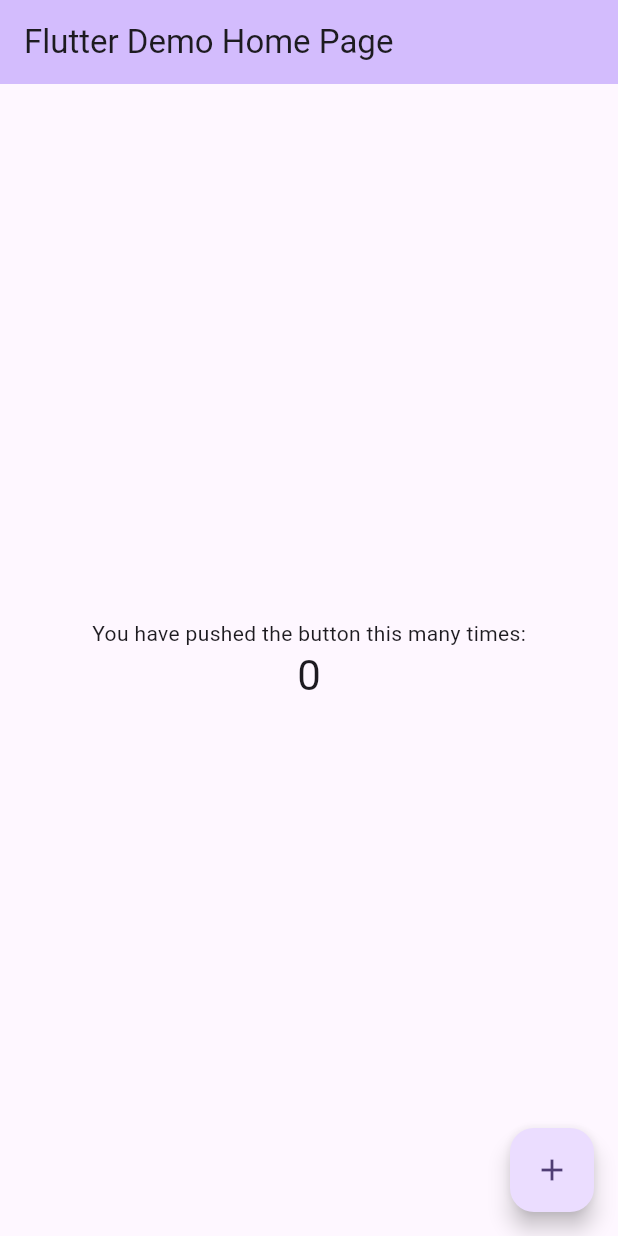
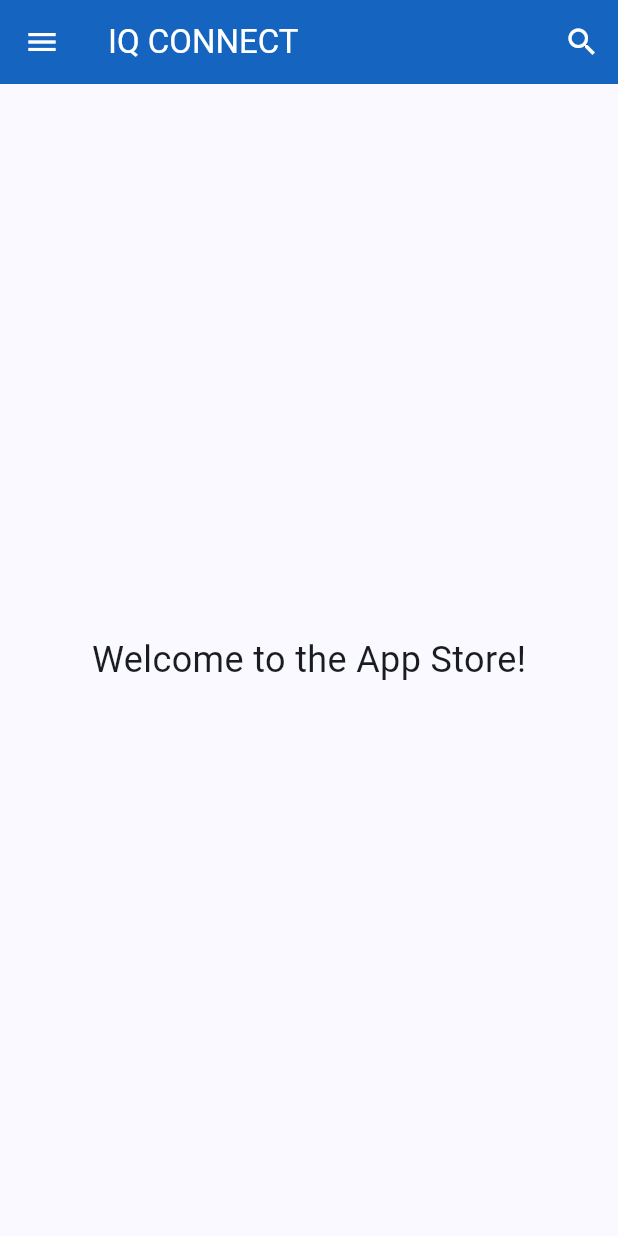
Before and after one commit to could-ai/019a20bf-06d7-7e57-9c51-287e8f6d072b, a Flutter app: the screen it shows after launch, on a phone screen of 412 x 824 dp. Run offline on Flutter 3.47's test engine with Material 3 defaults, Android fonts, the phone set to English and light mode, and no system bars.

Commit message:
Updated the project name to `iq_connect` and provided a more descriptive project description to align with the user's request for the "IQ CONNECT" app store. This change ensures the project's metadata accurately reflects its purpose.; I have completely revamped the main application file to establish the foundation for the "IQ CONNECT" app store. The default counter application has been removed and replaced with a new root widget, `IQConnectApp`. This file now sets up the `MaterialApp` with the title 'IQ CONNECT', disables the debug banner, and configures both light and dark themes using a separate theme file. The initial screen is set to a new `SplashScreen`, providing a professional entry point to the application.; Created a new splash screen to serve as the initial loading page for the "IQ CONNECT" app. This screen displays the app's name and a placeholder logo with a modern gradient background. It automatically navigates to the `HomeScreen` after a 3-second delay, providing a professional and branded startup experience as requested.; I've created the initial `HomeScreen` which will serve as the main app browsing interface. It features a clean `AppBar` with the "IQ CONNECT" title and a search icon. For navigation, a `Drawer` has been added with placeholder categories like Games, Apps, Entertainment, and Education, setting up the basic structure for app discovery. The body currently displays a welcome message, which will later be replaced with dynamic content like featured apps.; To meet the design requirements, I've created a dedicated theme file. This file defines both a `lightTheme` and a `darkTheme` for the application, using professional blue tones as requested. The themes are configured with modern UI elements like rounded corners for cards and buttons, ensuring a consistent and visually appealing design language across the entire app, fulfilling the "futuristic design" specification.

```diff
--- a/usr/lib/main.dart
+++ b/usr/lib/main.dart
@@ -1,120 +1,23 @@
 import 'package:flutter/material.dart';
+import 'package:iq_connect/screens/splash_screen.dart';
+import 'package:iq_connect/theme/app_theme.dart';
 
 void main() {
-  runApp(const MyApp());
+  runApp(const IQConnectApp());
 }
 
-class MyApp extends StatelessWidget {
-  const MyApp({super.key});
+class IQConnectApp extends StatelessWidget {
+  const IQConnectApp({super.key});
 
-  // This widget is the root of your application.
   @override
   Widget build(BuildContext context) {
     return MaterialApp(
-      title: 'Flutter Demo',
+      title: 'IQ CONNECT',
       debugShowCheckedModeBanner: false,
-      theme: ThemeData(
-        // This is the theme of your application.
-        //
-        // TRY THIS: Try running your application with "flutter run". You'll see
-        // the application has a purple toolbar. Then, without quitting the app,
-        // try changing the seedColor in the colorScheme below to Colors.green
-        // and then invoke "hot reload" (save your changes or press the "hot
-        // reload" button in a Flutter-supported IDE, or press "r" if you used
-        // the command line to start the app).
-        //
-        // Notice that the counter didn't reset back to zero; the application
-        // state is not lost during the reload. To reset the state, use hot
-        // restart instead.
-        //
-        // This works for code too, not just values: Most code changes can be
-        // tested with just a hot reload.
-        colorScheme: ColorScheme.fromSeed(seedColor: Colors.deepPurple),
-      ),
-      home: const MyHomePage(title: 'Flutter Demo Home Page'),
+      theme: AppTheme.lightTheme(),
+      darkTheme: AppTheme.darkTheme(),
+      themeMode: ThemeMode.system, // Automatically switch between light and dark theme
+      home: const SplashScreen(),
     );
   }
 }
-
-class MyHomePage extends StatefulWidget {
-  const MyHomePage({super.key, required this.title});
-
-  // This widget is the home page of your application. It is stateful, meaning
-  // that it has a State object (defined below) that contains fields that affect
-  // how it looks.
-
-  // This class is the configuration for the state. It holds the values (in this
-  // case the title) provided by the parent (in this case the App widget) and
-  // used by the build method of the State. Fields in a Widget subclass are
-  // always marked "final".
-
-  final String title;
-
-  @override
-  State<MyHomePage> createState() => _MyHomePageState();
-}
-
-class _MyHomePageState extends State<MyHomePage> {
-  int _counter = 0;
-
-  void _incrementCounter() {
-    setState(() {
-      // This call to setState tells the Flutter framework that something has
-      // changed in this State, which causes it to rerun the build method below
-      // so that the display can reflect the updated values. If we changed
-      // _counter without calling setState(), then the build method would not be
-      // called again, and so nothing would appear to happen.
-      _counter++;
-    });
-  }
-
-  @override
-  Widget build(BuildContext context) {
-    // This method is rerun every time setState is called, for instance as done
-    // by the _incrementCounter method above.
-    //
-    // The Flutter framework has been optimized to make rerunning build methods
-    // fast, so that you can just rebuild anything that needs updating rather
-    // than having to individually change instances of widgets.
-    return Scaffold(
-      appBar: AppBar(
-        // TRY THIS: Try changing the color here to a specific color (to
-        // Colors.amber, perhaps?) and trigger a hot reload to see the AppBar
-        // change color while the other colors stay the same.
-        backgroundColor: Theme.of(context).colorScheme.inversePrimary,
-        // Here we take the value from the MyHomePage object that was created by
-        // the App.build method, and use it to set our appbar title.
-        title: Text(widget.title),
-      ),
-      body: Center(
-        // Center is a layout widget. It takes a single child and positions it
-        // in the middle of the parent.
-        child: Column(
-          // Column is also a layout widget. It takes a list of children and
-          // arranges them vertically. By default, it sizes itself to fit its
-          // children horizontally, and tries to be as tall as its parent.
-          //
-          // Column has various properties to control how it sizes itself and
-          // how it positions its children. Here we use mainAxisAlignment to
-          // center the children vertically; the main axis here is the vertical
-          // axis because Columns are vertical (the cross axis would be
-          // horizontal).
-          //
-          // TRY THIS: Invoke "debug painting" (choose the "Toggle Debug Paint"
-          // action in the IDE, or press "p" in the console), to see the
-          // wireframe for each widget.
-          mainAxisAlignment: MainAxisAlignment.center,
-          children: <Widget>[
-            const Text('You have pushed the button this many times:'),
-            Text('$_counter', style: Theme.of(context).textTheme.headlineMedium),
-          ],
-        ),
-      ),
-      floatingActionButton: FloatingActionButton(
-        onPressed: _incrementCounter,
-        tooltip: 'Increment',
-        child: const Icon(Icons.add),
-      ), // This trailing comma makes auto-formatting nicer for build methods.
-    );
-  }
-}
--- /dev/null
+++ b/usr/lib/screens/home_screen.dart
@@ -0,0 +1,67 @@
+import 'package:flutter/material.dart';
+
+class HomeScreen extends StatelessWidget {
+  const HomeScreen({super.key});
+
+  @override
+  Widget build(BuildContext context) {
+    return Scaffold(
+      appBar: AppBar(
+        title: const Text('IQ CONNECT'),
+        actions: [
+          IconButton(
+            icon: const Icon(Icons.search),
+            onPressed: () {
+              // Placeholder for search functionality
+            },
+          ),
+        ],
+      ),
+      body: const Center(
+        child: Text(
+          'Welcome to the App Store!',
+          style: TextStyle(fontSize: 24),
+        ),
+      ),
+      drawer: Drawer(
+        child: ListView(
+          padding: EdgeInsets.zero,
+          children: <Widget>[
+            const DrawerHeader(
+              decoration: BoxDecoration(
+                color: Colors.blue,
+              ),
+              child: Text(
+                'Categories',
+                style: TextStyle(
+                  color: Colors.white,
+                  fontSize: 24,
+                ),
+              ),
+            ),
+            ListTile(
+              leading: const Icon(Icons.games),
+              title: const Text('Games'),
+              onTap: () {},
+            ),
+            ListTile(
+              leading: const Icon(Icons.apps),
+              title: const Text('Apps'),
+              onTap: () {},
+            ),
+            ListTile(
+              leading: const Icon(Icons.movie),
+              title: const Text('Entertainment'),
+              onTap: () {},
+            ),
+             ListTile(
+              leading: const Icon(Icons.book),
+              title: const Text('Education'),
+              onTap: () {},
+            ),
+          ],
+        ),
+      ),
+    );
+  }
+}
--- /dev/null
+++ b/usr/lib/theme/app_theme.dart
@@ -0,0 +1,59 @@
+import 'package:flutter/material.dart';
+
+class AppTheme {
+  static ThemeData lightTheme() {
+    final seedColor = Colors.blue.shade800;
+    return ThemeData(
+      colorScheme: ColorScheme.fromSeed(
+        seedColor: seedColor,
+        brightness: Brightness.light,
+      ),
+      useMaterial3: true,
+      appBarTheme: AppBarTheme(
+        backgroundColor: seedColor,
+        foregroundColor: Colors.white,
+      ),
+      cardTheme: CardTheme(
+        elevation: 5,
+        shape: RoundedRectangleBorder(
+          borderRadius: BorderRadius.circular(15.0),
+        ),
+      ),
+      elevatedButtonTheme: ElevatedButtonThemeData(
+        style: ElevatedButton.styleFrom(
+          backgroundColor: seedColor,
+          foregroundColor: Colors.white,
+          shape: RoundedRectangleBorder(
+            borderRadius: BorderRadius.circular(12),
+          ),
+        ),
+      ),
+    );
+  }
+
+  static ThemeData darkTheme() {
+    final seedColor = Colors.blue.shade700;
+    return ThemeData(
+      colorScheme: ColorScheme.fromSeed(
+        seedColor: seedColor,
+        brightness: Brightness.dark,
+      ),
+      useMaterial3: true,
+      cardTheme: CardTheme(
+        elevation: 5,
+        shape: RoundedRectangleBorder(
+          borderRadius: BorderRadius.circular(15.0),
+        ),
+      ),
+      elevatedButtonTheme: ElevatedButtonThemeData(
+        style: ElevatedButton.styleFrom(
+          backgroundColor: seedColor,
+          foregroundColor: Colors.white,
+          shape: RoundedRectangleBorder(
+            borderRadius: BorderRadius.circular(12),
+          ),
+        ),
+      ),
+    );
+  }
+}
```
Also changed, not shown: usr/lib/screens/splash_screen.dart (added, +64 -0 lines), usr/pubspec.yaml (+3 -72 lines).
